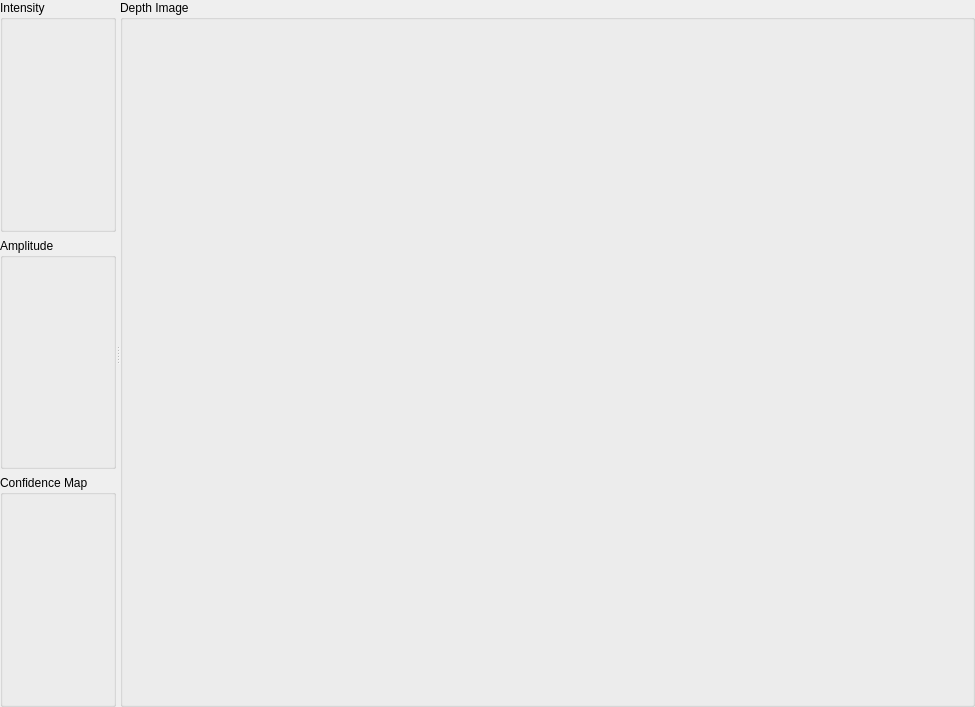
Old version of the form Include/iqtswr/CSwissRangerAcquisitionDataViewComp.ui in the repository ImagingTools/IAcf.
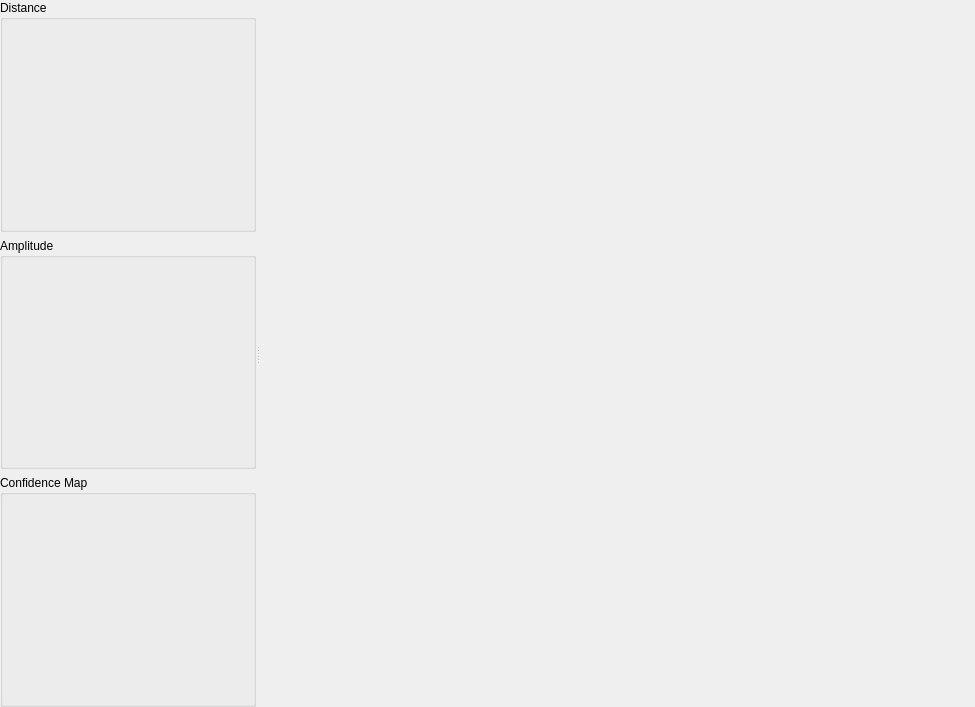
New version of the form.

Diff of the .ui file:
```diff
--- a/Include/iqtswr/CSwissRangerAcquisitionDataViewComp.ui
+++ b/Include/iqtswr/CSwissRangerAcquisitionDataViewComp.ui
@@ -23,10 +23,19 @@
      </property>
      <widget class="QWidget" name="layoutWidget" >
       <layout class="QVBoxLayout" name="verticalLayout" >
+       <property name="sizeConstraint" >
+        <enum>QLayout::SetDefaultConstraint</enum>
+       </property>
        <item>
-        <widget class="QGroupBox" name="IntensityImageFrame" >
+        <widget class="QGroupBox" name="DepthImageFrame2d" >
+         <property name="minimumSize" >
+          <size>
+           <width>256</width>
+           <height>0</height>
+          </size>
+         </property>
          <property name="title" >
-          <string>Intensity</string>
+          <string>Distance</string>
          </property>
          <layout class="QHBoxLayout" name="horizontalLayout_3" />
          <zorder>AmplitudeImageFrame</zorder>
@@ -50,16 +59,13 @@
        </item>
       </layout>
      </widget>
-     <widget class="QGroupBox" name="DepthImageFrame" >
+     <widget class="QFrame" name="DepthImageFrame3d" >
       <property name="sizePolicy" >
        <sizepolicy vsizetype="Preferred" hsizetype="Preferred" >
         <horstretch>2</horstretch>
         <verstretch>0</verstretch>
        </sizepolicy>
       </property>
-      <property name="title" >
-       <string>Depth Image</string>
-      </property>
       <layout class="QHBoxLayout" name="horizontalLayout_2" />
      </widget>
     </widget>
```
Left out of the diff: 1 changed line with no effect on the pictures.
